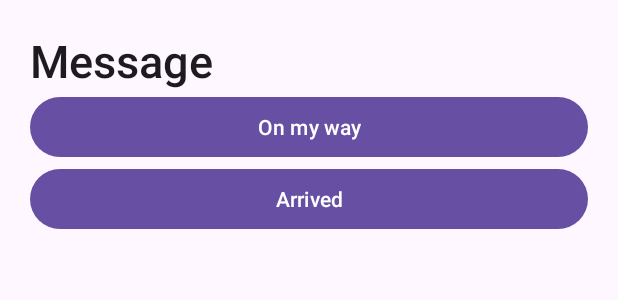
After one commit to samtack045/NightGuide, an Android app: the layout fragment_new_message_sheet.xml on its own in the app's theme, with its tools: preview values and no code run, on a phone screen of 412 x 824 dp. The commit adds this screen. Shown: the top 300 px of the screen. Run offline under Robolectric (Android 15) with nearby library versions, the phone set to English and light mode, and no system bars.

Commit message:
Now have preset messages for leaving and on the way

```diff
--- a/app/src/main/AndroidManifest.xml
+++ b/app/src/main/AndroidManifest.xml
@@ -1,12 +1,16 @@
 <?xml version="1.0" encoding="utf-8"?>
 <manifest xmlns:android="http://schemas.android.com/apk/res/android"
-    xmlns:tools="http://schemas.android.com/tools" >
+    xmlns:tools="http://schemas.android.com/tools"
+    xmlns:dist="http://schemas.android.com/apk/distribution">
 
     <uses-feature
         android:name="android.hardware.telephony"
         android:required="false" />
     <uses-permission android:name="android.permission.CALL_PHONE"
         tools:ignore="PermissionImpliesUnsupportedChromeOsHardware" />
+    <uses-permission android:name="android.permission.READ_PHONE_STATE" />
+    <uses-permission android:name="android.permission.SEND_SMS" />
+    <dist:module dist:instant="true" />
     <application
         android:name=".ContactApplication"
         android:allowBackup="true"
--- a/app/src/main/java/com/example/ng/ContactItemClickListener.kt
+++ b/app/src/main/java/com/example/ng/ContactItemClickListener.kt
@@ -4,6 +4,7 @@ interface ContactItemClickListener {
 
     fun editContactItem(contactItem: ContactItem)
     fun call(contactItem: ContactItem)
+    fun msg(contactItem: ContactItem)
 
 
 
--- a/app/src/main/java/com/example/ng/ContactItemViewHolder.kt
+++ b/app/src/main/java/com/example/ng/ContactItemViewHolder.kt
@@ -26,7 +26,10 @@ class ContactItemViewHolder(
 
         binding.butCall.setOnClickListener{
             clickListener.call(contactItem)
+        }
 
+        binding.butMsg.setOnClickListener{
+            clickListener.msg(contactItem)
         }
 
 
--- a/app/src/main/java/com/example/ng/NewContactSheet.kt
+++ b/app/src/main/java/com/example/ng/NewContactSheet.kt
@@ -18,7 +18,6 @@ class NewContactSheet(var contactItem: ContactItem?) : BottomSheetDialogFragment
     override fun onViewCreated(view: View, savedInstanceState: Bundle?) {
         super.onViewCreated(view, savedInstanceState)
         val activity = requireActivity()
-
 
 
 
--- /dev/null
+++ b/app/src/main/res/layout/fragment_new_message_sheet.xml
@@ -0,0 +1,40 @@
+<?xml version="1.0" encoding="utf-8"?>
+<LinearLayout
+    android:orientation="vertical"
+    xmlns:android="http://schemas.android.com/apk/res/android"
+    xmlns:tools="http://schemas.android.com/tools"
+    android:layout_width="match_parent"
+    android:layout_height="wrap_content"
+    tools:context=".NewMessageSheet">
+
+
+    <TextView
+        android:id="@+id/messageTitle"
+        android:layout_width="match_parent"
+        android:layout_height="wrap_content"
+        android:text="Message "
+        android:textSize="30sp"
+        android:layout_marginTop="20dp"
+        android:layout_marginStart="20dp"
+        style="@style/TextAppearance.AppCompat.Title"/>
+
+    <com.google.android.material.button.MaterialButton
+        android:id="@+id/butLeaving"
+        android:layout_width="match_parent"
+        android:layout_height="wrap_content"
+        android:layout_gravity="center"
+        android:layout_marginHorizontal="20dp"
+        android:text="On my way"/>
+
+    <com.google.android.material.button.MaterialButton
+        android:id="@+id/butArrived"
+        android:layout_width="match_parent"
+        android:layout_height="wrap_content"
+        android:layout_gravity="center"
+        android:layout_marginHorizontal="20dp"
+        android:text="Arrived"/>
+
+
+
+
+</LinearLayout>
```
Also changed, not shown: app/src/main/java/com/example/ng/MainActivity.kt (+20 -4 lines), app/src/main/java/com/example/ng/NewMessageSheet.kt (added, +86 -0 lines), app/src/main/res/layout/contact_item_cell.xml (+10 -0 lines).
